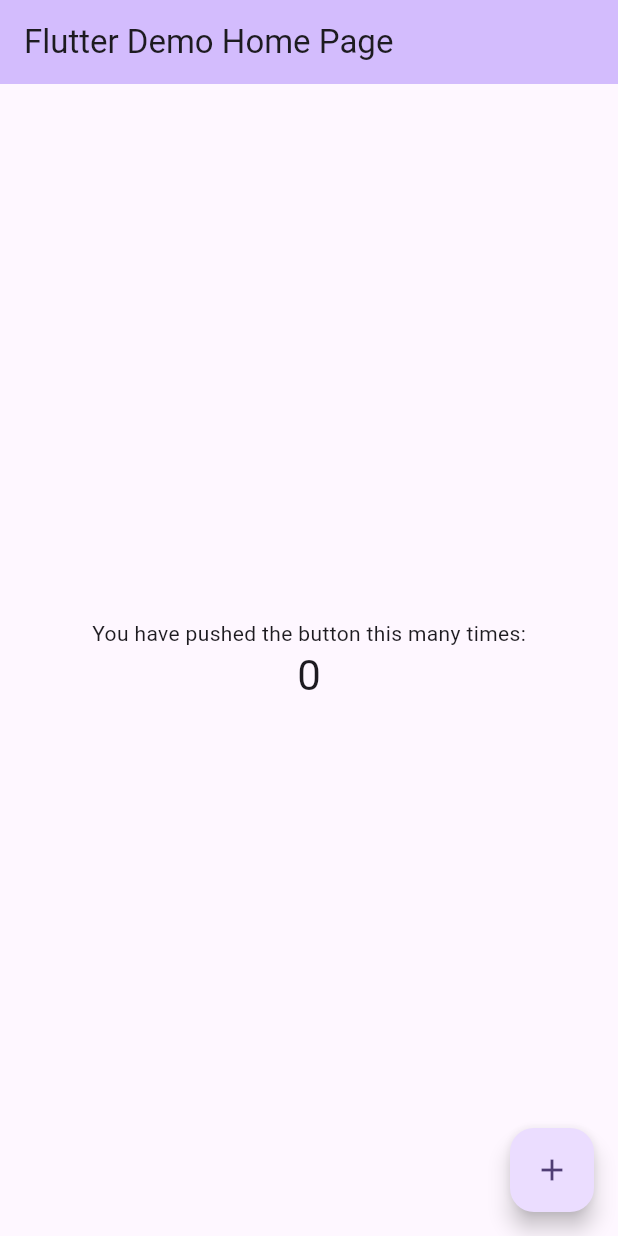
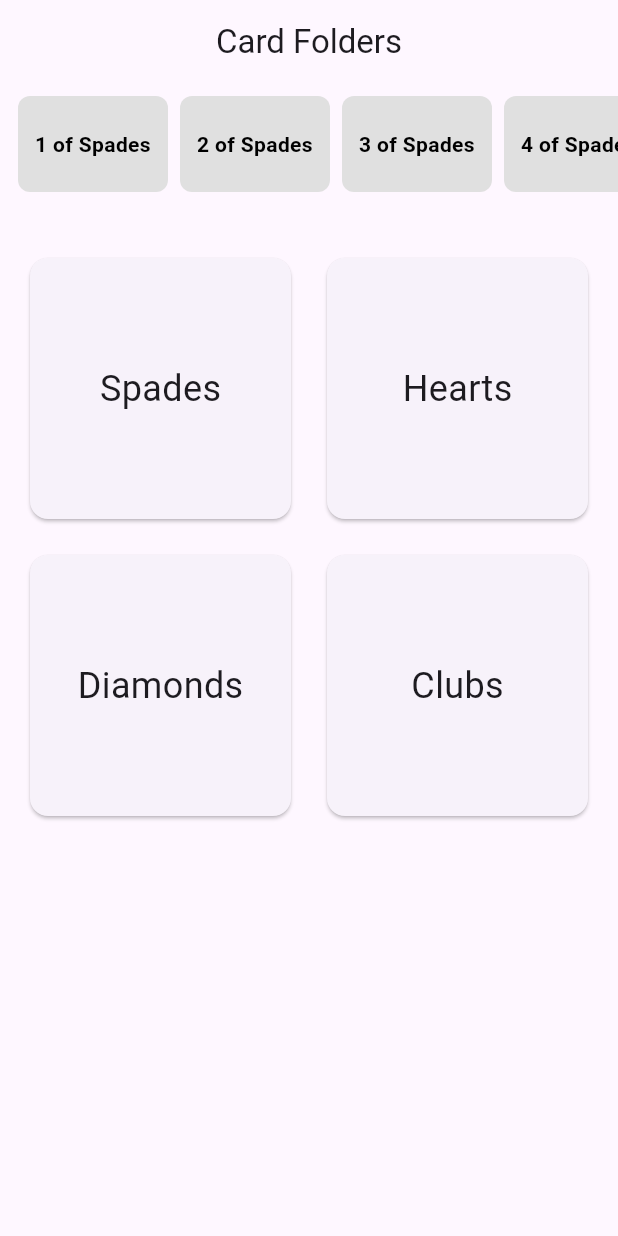
Before and after one commit to ggiacobbe2/card_app, a Flutter app: the screen it shows after launch, on a phone screen of 412 x 824 dp. Run offline on Flutter 3.47's test engine with Material 3 defaults, Android fonts, the phone set to English and light mode, and no system bars; our stand-ins replace sqflite; accounts and stored records are empty.

Commit message:
adding folders and sorting functionality

```diff
--- /dev/null
+++ b/lib/database_helper.dart
@@ -0,0 +1,74 @@
+import 'package:path/path.dart';
+import 'package:sqflite/sqflite.dart';
+import 'package:path_provider/path_provider.dart';
+
+class DatabaseHelper {
+  static const _databaseName = "MyDatabase.db";
+  static const _databaseVersion = 1;
+
+  static const folder = 'folder';
+  static const columnId = 'id';
+  static const columnName = 'name';
+  static const columnPreviewImage = 'previewImage';
+  static const columnCreatedAt = 'createdAt';
+
+  static const cards = 'cards';
+  static const columnSuit = 'suit';
+  static const columnImageURL = 'imageURL';
+  static const columnImageBytes = 'imageBytes';
+  static const columnFolderId = 'folderId';
+
+  late Database _db;
+
+  Future<void> init() async {
+    final documentsDirectory = await getApplicationDocumentsDirectory();
+    final path = join(documentsDirectory.path, _databaseName);
+
+    _db = await openDatabase(
+      path,
+      version: _databaseVersion,
+      onCreate: _onCreate,
+    );
+  }
+
+  Future _onCreate(Database db, int version) async {
+    await db.execute('''
+      CREATE TABLE $folder (
+        $columnId INTEGER PRIMARY KEY,
+        $columnName TEXT,
+        $columnPreviewImage TEXT,
+        $columnCreatedAt TIMESTAMP DEFAULT CURRENT_TIMESTAMP
+      )
+    ''');
+
+    await db.execute('''
+      CREATE TABLE $cards (
+        $columnId INTEGER PRIMARY KEY,
+        $columnName TEXT,
+        $columnSuit TEXT,
+        $columnImageURL TEXT,
+        $columnImageBytes TEXT,
+        $columnFolderId INTEGER,
+        $columnCreatedAt TIMESTAMP DEFAULT CURRENT_TIMESTAMP,
+        FOREIGN KEY($columnFolderId) REFERENCES $folder($columnId) ON DELETE CASCADE
+      )
+    ''');
+  }
+
+  Future<int> insertCard(Map<String, dynamic> row) async {
+    return await _db.insert(cards, row);
+  }
+
+  Future<List<Map<String, dynamic>>> queryCards(int folderId) async {
+    return await _db.query(cards, where: '$columnFolderId = ?', whereArgs: [folderId]);
+  }
+
+  Future<int> updateCard(Map<String, dynamic> row) async {
+    int id = row[columnId];
+    return await _db.update(cards, row, where: '$columnId = ?', whereArgs: [id]);
+  }
+
+  Future<int> deleteCard(int id) async {
+    return await _db.delete(cards, where: '$columnId = ?', whereArgs: [id]);
+  }
+}
--- a/lib/main.dart
+++ b/lib/main.dart
@@ -1,122 +1,227 @@
 import 'package:flutter/material.dart';
+import 'database_helper.dart';
 
-void main() {
+final dbHelper = DatabaseHelper();
+
+void main() async {
+  WidgetsFlutterBinding.ensureInitialized();
+  await dbHelper.init(); // ensure DB is ready
   runApp(const MyApp());
 }
 
 class MyApp extends StatelessWidget {
   const MyApp({super.key});
 
-  // This widget is the root of your application.
   @override
   Widget build(BuildContext context) {
     return MaterialApp(
-      title: 'Flutter Demo',
-      theme: ThemeData(
-        // This is the theme of your application.
-        //
-        // TRY THIS: Try running your application with "flutter run". You'll see
-        // the application has a purple toolbar. Then, without quitting the app,
-        // try changing the seedColor in the colorScheme below to Colors.green
-        // and then invoke "hot reload" (save your changes or press the "hot
-        // reload" button in a Flutter-supported IDE, or press "r" if you used
-        // the command line to start the app).
-        //
-        // Notice that the counter didn't reset back to zero; the application
-        // state is not lost during the reload. To reset the state, use hot
-        // restart instead.
-        //
-        // This works for code too, not just values: Most code changes can be
-        // tested with just a hot reload.
-        colorScheme: ColorScheme.fromSeed(seedColor: Colors.deepPurple),
-      ),
-      home: const MyHomePage(title: 'Flutter Demo Home Page'),
+      title: 'Card App',
+      theme: ThemeData(primarySwatch: Colors.blue),
+      home: const FolderScreen(),
     );
   }
 }
 
-class MyHomePage extends StatefulWidget {
-  const MyHomePage({super.key, required this.title});
-
-  // This widget is the home page of your application. It is stateful, meaning
-  // that it has a State object (defined below) that contains fields that affect
-  // how it looks.
-
-  // This class is the configuration for the state. It holds the values (in this
-  // case the title) provided by the parent (in this case the App widget) and
-  // used by the build method of the State. Fields in a Widget subclass are
-  // always marked "final".
-
-  final String title;
+class FolderScreen extends StatefulWidget {
+  const FolderScreen({super.key});
 
   @override
-  State<MyHomePage> createState() => _MyHomePageState();
+  State<FolderScreen> createState() => _FolderScreenState();
 }
 
-class _MyHomePageState extends State<MyHomePage> {
-  int _counter = 0;
+class _FolderScreenState extends State<FolderScreen> {
+  final List<Map<String, String>> suits = const [
+    {'name': 'Spades'},
+    {'name': 'Hearts'},
+    {'name': 'Diamonds'},
+    {'name': 'Clubs'},
+  ];
 
-  void _incrementCounter() {
+  List<Map<String, dynamic>> unassignedCards = [];
+  String? selectedCard;
+  late Future<void> _initFuture;
+
+  @override
+  void initState() {
+    super.initState();
+    _initFuture = _initializeDeck();
+  }
+
+  Future<void> _initializeDeck() async {
+    // Load unassigned cards (folderId = 0) or create them if they don't exist
+    final existing = await dbHelper.queryCards(0);
+    if (existing.isEmpty) {
+      for (var suit in suits) {
+        for (int i = 1; i <= 10; i++) {
+          await dbHelper.insertCard({
+            DatabaseHelper.columnName: '$i of ${suit['name']}',
+            DatabaseHelper.columnSuit: suit['name']!,
+            DatabaseHelper.columnFolderId: 0, // unassigned
+          });
+        }
+      }
+    }
+    unassignedCards = await dbHelper.queryCards(0);
+  }
+
+  Future<void> _assignCardToFolder(String cardName, String folderName) async {
+    final card = unassignedCards.firstWhere((c) => c[DatabaseHelper.columnName] == cardName);
+    await dbHelper.updateCard({
+      DatabaseHelper.columnId: card[DatabaseHelper.columnId],
+      DatabaseHelper.columnName: cardName,
+      DatabaseHelper.columnSuit: folderName,
+      DatabaseHelper.columnFolderId: folderName.hashCode,
+    });
+    // Refresh unassigned cards
+    unassignedCards = await dbHelper.queryCards(0);
     setState(() {
-      // This call to setState tells the Flutter framework that something has
-      // changed in this State, which causes it to rerun the build method below
-      // so that the display can reflect the updated values. If we changed
-      // _counter without calling setState(), then the build method would not be
-      // called again, and so nothing would appear to happen.
-      _counter++;
+      selectedCard = null;
     });
   }
 
   @override
   Widget build(BuildContext context) {
-    // This method is rerun every time setState is called, for instance as done
-    // by the _incrementCounter method above.
-    //
-    // The Flutter framework has been optimized to make rerunning build methods
-    // fast, so that you can just rebuild anything that needs updating rather
-    // than having to individually change instances of widgets.
     return Scaffold(
-      appBar: AppBar(
-        // TRY THIS: Try changing the color here to a specific color (to
-        // Colors.amber, perhaps?) and trigger a hot reload to see the AppBar
-        // change color while the other colors stay the same.
-        backgroundColor: Theme.of(context).colorScheme.inversePrimary,
-        // Here we take the value from the MyHomePage object that was created by
-        // the App.build method, and use it to set our appbar title.
-        title: Text(widget.title),
+      appBar: AppBar(title: const Text('Card Folders'), centerTitle: true),
+      body: FutureBuilder(
+        future: _initFuture,
+        builder: (context, snapshot) {
+          if (snapshot.connectionState != ConnectionState.done) {
+            return const Center(child: CircularProgressIndicator());
+          }
+
+          return Column(
+            children: [
+              // Unassigned Cards
+              SizedBox(
+                height: 80,
+                child: ListView(
+                  scrollDirection: Axis.horizontal,
+                  padding: const EdgeInsets.all(8),
+                  children: unassignedCards.map((card) {
+                    final name = card[DatabaseHelper.columnName]!;
+                    return GestureDetector(
+                      onTap: () {
+                        setState(() {
+                          selectedCard = name;
+                        });
+                      },
+                      child: Container(
+                        width: 100,
+                        margin: const EdgeInsets.symmetric(horizontal: 4),
+                        decoration: BoxDecoration(
+                          color: selectedCard == name ? Colors.blue : Colors.grey[300],
+                          borderRadius: BorderRadius.circular(8),
+                        ),
+                        alignment: Alignment.center,
+                        child: Text(
+                          name,
+                          textAlign: TextAlign.center,
+                          style: TextStyle(
+                            color: selectedCard == name ? Colors.white : Colors.black,
+                            fontWeight: FontWeight.bold,
+                          ),
+                        ),
+                      ),
+                    );
+                  }).toList(),
+                ),
+              ),
+              const SizedBox(height: 16),
+
+              // Folders Grid
+              Expanded(
+                child: GridView.builder(
+                  padding: const EdgeInsets.all(16),
+                  gridDelegate: const SliverGridDelegateWithFixedCrossAxisCount(
+                    crossAxisCount: 2,
+                    crossAxisSpacing: 16,
+                    mainAxisSpacing: 16,
+                  ),
+                  itemCount: suits.length,
+                  itemBuilder: (context, index) {
+                    final suit = suits[index];
+                    return GestureDetector(
+                      onTap: () async {
+                        if (selectedCard != null) {
+                          await _assignCardToFolder(selectedCard!, suit['name']!);
+                        }
+                        Navigator.push(
+                          context,
+                          MaterialPageRoute(
+                            builder: (context) => CardScreen(suitName: suit['name']!),
+                          ),
+                        );
+                      },
+                      child: Card(
+                        child: Center(
+                          child: Text(
+                            suit['name']!,
+                            style: const TextStyle(fontSize: 24),
+                          ),
+                        ),
+                      ),
+                    );
+                  },
+                ),
+              ),
+            ],
+          );
+        },
       ),
-      body: Center(
-        // Center is a layout widget. It takes a single child and positions it
-        // in the middle of the parent.
-        child: Column(
-          // Column is also a layout widget. It takes a list of children and
-          // arranges them vertically. By default, it sizes itself to fit its
-          // children horizontally, and tries to be as tall as its parent.
-          //
-          // Column has various properties to control how it sizes itself and
-          // how it positions its children. Here we use mainAxisAlignment to
-          // center the children vertically; the main axis here is the vertical
-          // axis because Columns are vertical (the cross axis would be
-          // horizontal).
-          //
-          // TRY THIS: Invoke "debug painting" (choose the "Toggle Debug Paint"
-          // action in the IDE, or press "p" in the console), to see the
-          // wireframe for each widget.
-          mainAxisAlignment: MainAxisAlignment.center,
-          children: <Widget>[
-            const Text('You have pushed the button this many times:'),
-            Text(
-              '$_counter',
-              style: Theme.of(context).textTheme.headlineMedium,
-            ),
-          ],
-        ),
-      ),
-      floatingActionButton: FloatingActionButton(
-        onPressed: _incrementCounter,
-        tooltip: 'Increment',
-        child: const Icon(Icons.add),
-      ), // This trailing comma makes auto-formatting nicer for build methods.
     );
   }
 }
+
+class CardScreen extends StatefulWidget {
+  final String suitName;
+
+  const CardScreen({super.key, required this.suitName});
+
+  @override
+  State<CardScreen> createState() => _CardScreenState();
+}
+
+class _CardScreenState extends State<CardScreen> {
+  List<Map<String, dynamic>> _cards = [];
+
+  @override
+  void initState() {
+    super.initState();
+    _loadCards();
+  }
+
+  Future<void> _loadCards() async {
+    final cards = await dbHelper.queryCards(widget.suitName.hashCode);
+    setState(() {
+      _cards = cards;
+    });
+  }
+
+  void _deleteCard(int id) async {
+    await dbHelper.deleteCard(id);
+    _loadCards();
+  }
+
+  @override
+  Widget build(BuildContext context) {
+    return Scaffold(
+      appBar: AppBar(title: Text('${widget.suitName} Cards')),
+      body: _cards.isEmpty
+          ? const Center(child: Text('No cards yet.'))
+          : ListView.builder(
+              itemCount: _cards.length,
+              itemBuilder: (context, index) {
+                final card = _cards[index];
+                return ListTile(
+                  title: Text(card[DatabaseHelper.columnName] ?? 'Unnamed'),
+                  trailing: IconButton(
+                    icon: const Icon(Icons.delete),
+                    onPressed: () => _deleteCard(card[DatabaseHelper.columnId]),
+                  ),
+                );
+              },
+            ),
+    );
+  }
+}
```
Also changed, not shown: pubspec.yaml (+12 -4 lines), pubspec.lock, 11 other files.
